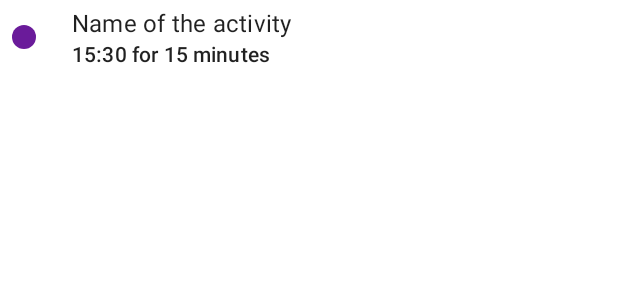
After one commit to sampittko/unilj-sedentti, an Android app: the layout item_timeline_home.xml on its own in the app's theme, with its tools: preview values and no code run, on a phone screen of 412 x 824 dp. The commit adds this screen. Shown: the top 300 px of the screen. Run offline under Robolectric (Android 15) with nearby library versions, the phone set to English and light mode, and no system bars.

Commit message:
timeline home

```diff
--- /dev/null
+++ b/app/src/main/res/drawable/shape_timeline_circle_sedentarry.xml
@@ -0,0 +1,9 @@
+<?xml version="1.0" encoding="utf-8"?>
+<shape xmlns:android="http://schemas.android.com/apk/res/android"
+    android:shape="oval">
+    <solid android:color="@color/colorPrimary" />
+
+    <size
+        android:width="16dp"
+        android:height="16dp" />
+</shape>
--- /dev/null
+++ b/app/src/main/res/layout/item_timeline_home.xml
@@ -0,0 +1,33 @@
+<?xml version="1.0" encoding="utf-8"?>
+<LinearLayout xmlns:android="http://schemas.android.com/apk/res/android"
+    android:layout_width="match_parent"
+    android:layout_height="50dp"
+    android:gravity="center_vertical"
+    android:orientation="horizontal">
+
+    <TextView
+        android:layout_width="16dp"
+        android:layout_height="16dp"
+        android:layout_marginStart="8dp"
+        android:background="@drawable/shape_timeline_circle_sedentarry" />
+
+    <LinearLayout
+        android:layout_width="match_parent"
+        android:layout_height="match_parent"
+        android:layout_marginStart="24dp"
+        android:gravity="center_vertical"
+        android:orientation="vertical">
+
+        <TextView
+            style="@style/TextAppearance.MaterialComponents.Subtitle1"
+            android:layout_width="match_parent"
+            android:layout_height="wrap_content"
+            android:text="Name of the activity" />
+
+        <TextView
+            style="@style/TextAppearance.MaterialComponents.Subtitle2"
+            android:layout_width="match_parent"
+            android:layout_height="wrap_content"
+            android:text="15:30 for 15 minutes" />
+    </LinearLayout>
+</LinearLayout>
```
Also changed, not shown: app/src/main/java/sk/tuke/ms/sedentti/ui/home/HomeFragment.java (+28 -0 lines), app/src/main/res/drawable/shape_timeline_circle_active.xml (added, +9 -0 lines), app/src/main/res/layout/fragment_home.xml (+8 -11 lines).
